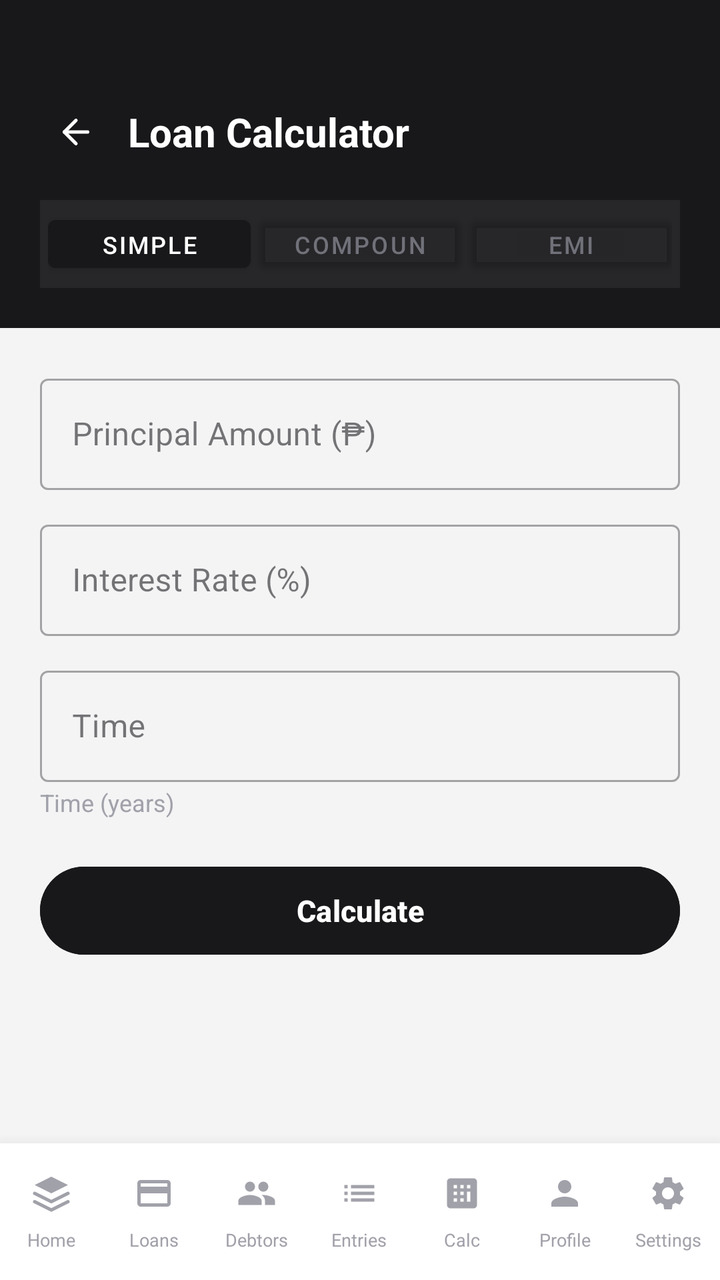
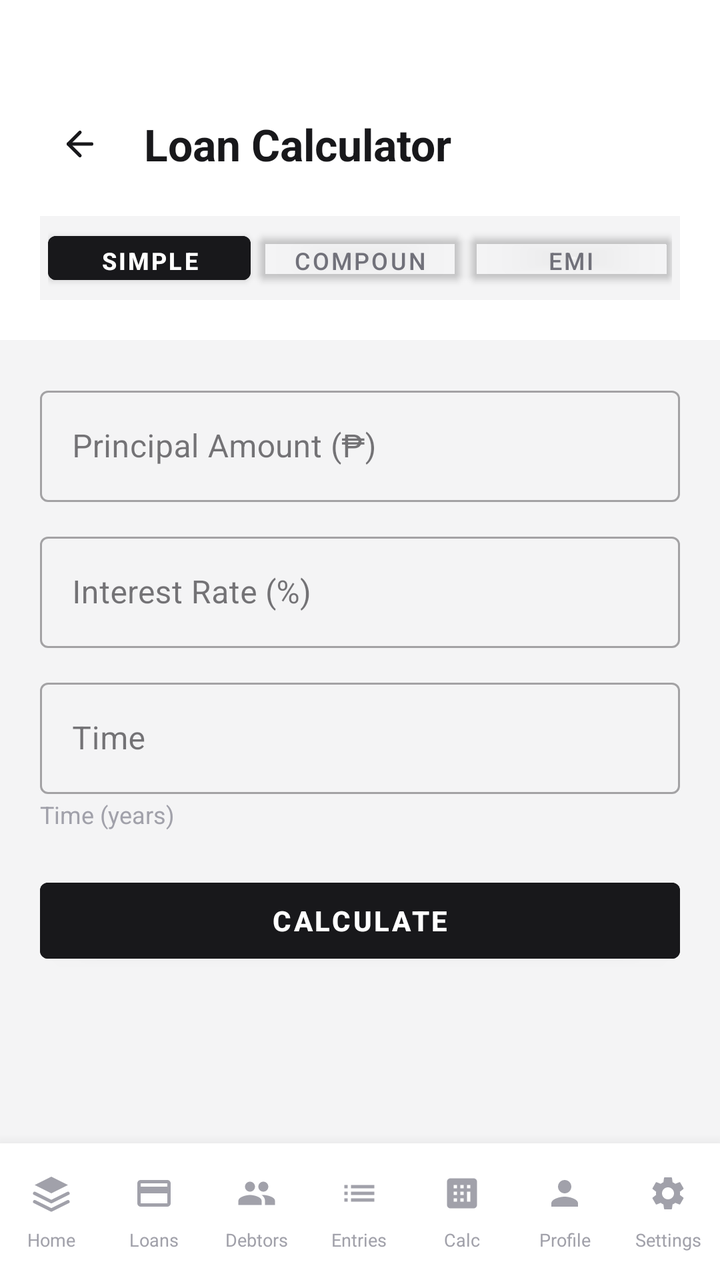

The first picture is an Android layout as it rendered before a commit; the second is the same layout after the commit. The layout source and the unified diff follow.
<!-- AndroidManifest.xml: application theme Theme.LoanBuddy -->
<!-- res/layout/activity_calculator.xml -->
<?xml version="1.0" encoding="utf-8"?>
<LinearLayout xmlns:android="http://schemas.android.com/apk/res/android"
    xmlns:app="http://schemas.android.com/apk/res-auto"
    android:layout_width="match_parent"
    android:layout_height="match_parent"
    android:background="@color/bg_page"
    android:orientation="vertical">

<ScrollView
    android:layout_width="match_parent"
    android:layout_height="0dp"
    android:layout_weight="1"
    android:background="@color/bg_page"
    android:fillViewport="true">

    <LinearLayout
        android:layout_width="match_parent"
        android:layout_height="wrap_content"
        android:orientation="vertical">

        
        <LinearLayout
            android:layout_width="match_parent"
            android:layout_height="wrap_content"
            android:background="@color/zinc_900"
            android:orientation="vertical"
            android:paddingHorizontal="20dp"
            android:paddingTop="48dp"
            android:paddingBottom="20dp">

            <LinearLayout
                android:layout_width="match_parent"
                android:layout_height="wrap_content"
                android:gravity="center_vertical"
                android:orientation="horizontal">

                <ImageButton
                    android:id="@+id/back_button"
                    android:layout_width="36dp"
                    android:layout_height="36dp"
                    android:background="?attr/selectableItemBackgroundBorderless"
                    android:src="@drawable/ic_arrow_left"
                    android:contentDescription="Back"
                    app:tint="@color/white" />

                <TextView
                    android:layout_width="0dp"
                    android:layout_height="wrap_content"
                    android:layout_weight="1"
                    android:layout_marginStart="8dp"
                    android:text="@string/calculator_title"
                    android:textColor="@color/white"
                    android:textSize="20sp"
                    android:textStyle="bold" />
            </LinearLayout>

            
            <LinearLayout
                android:layout_width="match_parent"
                android:layout_height="wrap_content"
                android:layout_marginTop="16dp"
                android:background="@color/zinc_800"
                android:orientation="horizontal"
                android:padding="4dp">

                <Button
                    android:id="@+id/tab_simple"
                    android:layout_width="0dp"
                    android:layout_height="36dp"
                    android:layout_weight="1"
                    android:backgroundTint="@color/zinc_900"
                    android:text="Simple"
                    android:textColor="@color/white"
                    android:textSize="12sp"
                    style="@style/Widget.MaterialComponents.Button" />

                <Button
                    android:id="@+id/tab_compound"
                    android:layout_width="0dp"
                    android:layout_height="36dp"
                    android:layout_weight="1"
                    android:layout_marginHorizontal="4dp"
                    android:backgroundTint="@android:color/transparent"
                    android:text="Compound"
                    android:textColor="@color/zinc_500"
                    android:textSize="12sp"
                    style="@style/Widget.MaterialComponents.Button" />

                <Button
                    android:id="@+id/tab_emi"
                    android:layout_width="0dp"
                    android:layout_height="36dp"
                    android:layout_weight="1"
                    android:backgroundTint="@android:color/transparent"
                    android:text="EMI"
                    android:textColor="@color/zinc_500"
                    android:textSize="12sp"
                    style="@style/Widget.MaterialComponents.Button" />
            </LinearLayout>
        </LinearLayout>

        
        <LinearLayout
            android:layout_width="match_parent"
            android:layout_height="wrap_content"
            android:orientation="vertical"
            android:padding="20dp">

            <com.google.android.material.textfield.TextInputLayout
                android:layout_width="match_parent"
                android:layout_height="wrap_content"
                android:hint="Principal Amount (₱)"
                style="@style/Widget.MaterialComponents.TextInputLayout.OutlinedBox">
                <com.google.android.material.textfield.TextInputEditText
                    android:id="@+id/input_principal"
                    android:layout_width="match_parent"
                    android:layout_height="wrap_content"
                    android:inputType="numberDecimal" />
            </com.google.android.material.textfield.TextInputLayout>

            <com.google.android.material.textfield.TextInputLayout
                android:layout_width="match_parent"
                android:layout_height="wrap_content"
                android:layout_marginTop="12dp"
                android:hint="Interest Rate (%)"
                style="@style/Widget.MaterialComponents.TextInputLayout.OutlinedBox">
                <com.google.android.material.textfield.TextInputEditText
                    android:id="@+id/input_rate"
                    android:layout_width="match_parent"
                    android:layout_height="wrap_content"
                    android:inputType="numberDecimal" />
            </com.google.android.material.textfield.TextInputLayout>

            <com.google.android.material.textfield.TextInputLayout
                android:layout_width="match_parent"
                android:layout_height="wrap_content"
                android:layout_marginTop="12dp"
                android:hint="Time"
                style="@style/Widget.MaterialComponents.TextInputLayout.OutlinedBox">
                <com.google.android.material.textfield.TextInputEditText
                    android:id="@+id/input_time"
                    android:layout_width="match_parent"
                    android:layout_height="wrap_content"
                    android:inputType="numberDecimal" />
            </com.google.android.material.textfield.TextInputLayout>

            <TextView
                android:id="@+id/label_time"
                android:layout_width="wrap_content"
                android:layout_height="wrap_content"
                android:layout_marginTop="2dp"
                android:text="Time (years)"
                android:textColor="@color/zinc_400"
                android:textSize="12sp" />

            
            <LinearLayout
                android:id="@+id/compound_freq_row"
                android:layout_width="match_parent"
                android:layout_height="wrap_content"
                android:layout_marginTop="12dp"
                android:orientation="vertical"
                android:visibility="gone">

                <com.google.android.material.textfield.TextInputLayout
                    android:layout_width="match_parent"
                    android:layout_height="wrap_content"
                    android:hint="Compounding Frequency / year (e.g. 12)"
                    style="@style/Widget.MaterialComponents.TextInputLayout.OutlinedBox">
                    <com.google.android.material.textfield.TextInputEditText
                        android:id="@+id/input_freq"
                        android:layout_width="match_parent"
                        android:layout_height="wrap_content"
                        android:inputType="numberDecimal"
                        android:text="12" />
                </com.google.android.material.textfield.TextInputLayout>
            </LinearLayout>

            
            <LinearLayout
                android:id="@+id/loan_term_row"
                android:layout_width="match_parent"
                android:layout_height="wrap_content"
                android:layout_marginTop="12dp"
                android:orientation="vertical"
                android:visibility="gone">

                <com.google.android.material.textfield.TextInputLayout
                    android:layout_width="match_parent"
                    android:layout_height="wrap_content"
                    android:hint="Loan Term (months)"
                    style="@style/Widget.MaterialComponents.TextInputLayout.OutlinedBox">
                    <com.google.android.material.textfield.TextInputEditText
                        android:id="@+id/input_months"
                        android:layout_width="match_parent"
                        android:layout_height="wrap_content"
                        android:inputType="numberDecimal" />
                </com.google.android.material.textfield.TextInputLayout>
            </LinearLayout>

            <Button
                android:id="@+id/calculate_button"
                android:layout_width="match_parent"
                android:layout_height="52dp"
                android:layout_marginTop="20dp"
                android:backgroundTint="@color/zinc_900"
                android:text="@string/calculate"
                android:textColor="@color/white"
                android:textSize="15sp"
                android:textStyle="bold" />

            
            <com.google.android.material.card.MaterialCardView
                android:id="@+id/result_card"
                android:layout_width="match_parent"
                android:layout_height="wrap_content"
                android:layout_marginTop="20dp"
                android:visibility="gone"
                app:cardBackgroundColor="@color/zinc_900"
                app:cardCornerRadius="14dp"
                app:cardElevation="0dp">

                <LinearLayout
                    android:layout_width="match_parent"
                    android:layout_height="wrap_content"
                    android:orientation="vertical"
                    android:padding="20dp">

                    <TextView
                        android:layout_width="wrap_content"
                        android:layout_height="wrap_content"
                        android:text="RESULT"
                        android:textColor="@color/zinc_400"
                        android:textSize="11sp"
                        android:textStyle="bold"
                        android:letterSpacing="0.1" />

                    <TextView
                        android:id="@+id/result_text"
                        android:layout_width="wrap_content"
                        android:layout_height="wrap_content"
                        android:layout_marginTop="8dp"
                        android:textColor="@color/white"
                        android:textSize="16sp"
                        android:lineSpacingExtra="6dp" />
                </LinearLayout>
            </com.google.android.material.card.MaterialCardView>

        </LinearLayout>
    </LinearLayout>
</ScrollView>

<include layout="@layout/layout_bottom_nav" />

</LinearLayout>
<!-- res/layout/layout_bottom_nav.xml (included above) -->
<?xml version="1.0" encoding="utf-8"?>
<LinearLayout xmlns:android="http://schemas.android.com/apk/res/android"
    xmlns:app="http://schemas.android.com/apk/res-auto"
    android:id="@+id/bottom_nav_container"
    android:layout_width="match_parent"
    android:layout_height="wrap_content"
    android:background="@color/white"
    android:elevation="12dp"
    android:orientation="horizontal"
    android:paddingTop="8dp"
    android:paddingBottom="12dp">

    
    <LinearLayout android:id="@+id/nav_home" android:layout_width="0dp" android:layout_height="wrap_content"
        android:layout_weight="1" android:gravity="center" android:orientation="vertical" android:padding="2dp">
        <FrameLayout android:id="@+id/nav_bg_home" android:layout_width="44dp" android:layout_height="30dp" android:gravity="center">
            <ImageView android:id="@+id/nav_icon_home" android:layout_width="20dp" android:layout_height="20dp"
                android:layout_gravity="center" android:src="@drawable/ic_home" app:tint="@color/zinc_400" />
        </FrameLayout>
        <TextView android:id="@+id/nav_label_home" android:layout_width="wrap_content" android:layout_height="wrap_content"
            android:text="Home" android:textSize="9sp" android:textColor="@color/zinc_400" android:layout_marginTop="2dp" />
    </LinearLayout>

    
    <LinearLayout android:id="@+id/nav_loans" android:layout_width="0dp" android:layout_height="wrap_content"
        android:layout_weight="1" android:gravity="center" android:orientation="vertical" android:padding="2dp">
        <FrameLayout android:id="@+id/nav_bg_loans" android:layout_width="44dp" android:layout_height="30dp" android:gravity="center">
            <ImageView android:id="@+id/nav_icon_loans" android:layout_width="20dp" android:layout_height="20dp"
                android:layout_gravity="center" android:src="@drawable/ic_loans" app:tint="@color/zinc_400" />
        </FrameLayout>
        <TextView android:id="@+id/nav_label_loans" android:layout_width="wrap_content" android:layout_height="wrap_content"
            android:text="Loans" android:textSize="9sp" android:textColor="@color/zinc_400" android:layout_marginTop="2dp" />
    </LinearLayout>

    
    <LinearLayout android:id="@+id/nav_debtors" android:layout_width="0dp" android:layout_height="wrap_content"
        android:layout_weight="1" android:gravity="center" android:orientation="vertical" android:padding="2dp">
        <FrameLayout android:id="@+id/nav_bg_debtors" android:layout_width="44dp" android:layout_height="30dp" android:gravity="center">
            <ImageView android:id="@+id/nav_icon_debtors" android:layout_width="20dp" android:layout_height="20dp"
                android:layout_gravity="center" android:src="@drawable/ic_debtors" app:tint="@color/zinc_400" />
        </FrameLayout>
        <TextView android:id="@+id/nav_label_debtors" android:layout_width="wrap_content" android:layout_height="wrap_content"
            android:text="Debtors" android:textSize="9sp" android:textColor="@color/zinc_400" android:layout_marginTop="2dp" />
    </LinearLayout>

    
    <LinearLayout android:id="@+id/nav_entries" android:layout_width="0dp" android:layout_height="wrap_content"
        android:layout_weight="1" android:gravity="center" android:orientation="vertical" android:padding="2dp">
        <FrameLayout android:id="@+id/nav_bg_entries" android:layout_width="44dp" android:layout_height="30dp" android:gravity="center">
            <ImageView android:id="@+id/nav_icon_entries" android:layout_width="20dp" android:layout_height="20dp"
                android:layout_gravity="center" android:src="@drawable/ic_entries" app:tint="@color/zinc_400" />
        </FrameLayout>
        <TextView android:id="@+id/nav_label_entries" android:layout_width="wrap_content" android:layout_height="wrap_content"
            android:text="Entries" android:textSize="9sp" android:textColor="@color/zinc_400" android:layout_marginTop="2dp" />
    </LinearLayout>

    
    <LinearLayout android:id="@+id/nav_calc" android:layout_width="0dp" android:layout_height="wrap_content"
        android:layout_weight="1" android:gravity="center" android:orientation="vertical" android:padding="2dp">
        <FrameLayout android:id="@+id/nav_bg_calc" android:layout_width="44dp" android:layout_height="30dp" android:gravity="center">
            <ImageView android:id="@+id/nav_icon_calc" android:layout_width="20dp" android:layout_height="20dp"
                android:layout_gravity="center" android:src="@drawable/ic_calc" app:tint="@color/zinc_400" />
        </FrameLayout>
        <TextView android:id="@+id/nav_label_calc" android:layout_width="wrap_content" android:layout_height="wrap_content"
            android:text="Calc" android:textSize="9sp" android:textColor="@color/zinc_400" android:layout_marginTop="2dp" />
    </LinearLayout>

    
    <LinearLayout android:id="@+id/nav_profile" android:layout_width="0dp" android:layout_height="wrap_content"
        android:layout_weight="1" android:gravity="center" android:orientation="vertical" android:padding="2dp">
        <FrameLayout android:id="@+id/nav_bg_profile" android:layout_width="44dp" android:layout_height="30dp" android:gravity="center">
            <ImageView android:id="@+id/nav_icon_profile" android:layout_width="20dp" android:layout_height="20dp"
                android:layout_gravity="center" android:src="@drawable/ic_user" app:tint="@color/zinc_400" />
        </FrameLayout>
        <TextView android:id="@+id/nav_label_profile" android:layout_width="wrap_content" android:layout_height="wrap_content"
            android:text="Profile" android:textSize="9sp" android:textColor="@color/zinc_400" android:layout_marginTop="2dp" />
    </LinearLayout>

    
    <LinearLayout android:id="@+id/nav_settings" android:layout_width="0dp" android:layout_height="wrap_content"
        android:layout_weight="1" android:gravity="center" android:orientation="vertical" android:padding="2dp">
        <FrameLayout android:id="@+id/nav_bg_settings" android:layout_width="44dp" android:layout_height="30dp" android:gravity="center">
            <ImageView android:id="@+id/nav_icon_settings" android:layout_width="20dp" android:layout_height="20dp"
                android:layout_gravity="center" android:src="@drawable/ic_settings" app:tint="@color/zinc_400" />
        </FrameLayout>
        <TextView android:id="@+id/nav_label_settings" android:layout_width="wrap_content" android:layout_height="wrap_content"
            android:text="Settings" android:textSize="9sp" android:textColor="@color/zinc_400" android:layout_marginTop="2dp" />
    </LinearLayout>

</LinearLayout>
<!-- resources referenced by this layout -->
<resources>
  <color name="bg_page">#F4F4F5</color>
  <color name="white">#FFFFFFFF</color>
  <color name="zinc_400">#A1A1AA</color>
  <color name="zinc_500">#71717A</color>
  <color name="zinc_800">#27272A</color>
  <color name="zinc_900">#18181B</color>
  <!-- drawable ic_arrow_left (drawable) -->
  <?xml version="1.0" encoding="utf-8"?>
  <vector xmlns:android="http://schemas.android.com/apk/res/android"
      android:width="20dp"
      android:height="20dp"
      android:viewportWidth="24"
      android:viewportHeight="24">
      <path
          android:pathData="M19,12H5"
          android:strokeWidth="2"
          android:strokeColor="#18181B"
          android:strokeLineCap="round"
          android:strokeLineJoin="round" />
      <path
          android:pathData="M12,19L5,12L12,5"
          android:strokeWidth="2"
          android:strokeColor="#18181B"
          android:strokeLineCap="round"
          android:strokeLineJoin="round" />
  </vector>
  <!-- drawable ic_calc (drawable) -->
  <?xml version="1.0" encoding="utf-8"?>
  <vector xmlns:android="http://schemas.android.com/apk/res/android"
      android:viewportWidth="24"
      android:viewportHeight="24"
      android:width="24dp"
      android:height="24dp">
      <path
          android:fillColor="#000000"
          android:pathData="M19,3H5C3.9,3 3,3.9 3,5v14c0,1.1 0.9,2 2,2h14c1.1,0 2,-0.9 2,-2V5C21,3.9 20.1,3 19,3zM9,17H7v-2h2v2zM9,13H7v-2h2v2zM9,9H7V7h2v2zM13,17h-2v-2h2v2zM13,13h-2v-2h2v2zM13,9h-2V7h2v2zM17,17h-2v-6h2v6zM17,9h-2V7h2v2z" />
  </vector>
  <!-- drawable ic_debtors (drawable) -->
  <?xml version="1.0" encoding="utf-8"?>
  <vector xmlns:android="http://schemas.android.com/apk/res/android"
      android:viewportWidth="24"
      android:viewportHeight="24"
      android:width="24dp"
      android:height="24dp">
      <path
          android:fillColor="#000000"
          android:pathData="M16,11c1.66,0 2.99,-1.34 2.99,-3S17.66,5 16,5c-1.66,0 -3,1.34 -3,3s1.34,3 3,3zM8,11c1.66,0 2.99,-1.34 2.99,-3S9.66,5 8,5C6.34,5 5,6.34 5,8s1.34,3 3,3zM8,13c-2.33,0 -7,1.17 -7,3.5V19h14v-2.5C15,14.17 10.33,13 8,13zM16,13c-0.29,0 -0.62,0.02 -0.97,0.05 1.16,0.84 1.97,1.97 1.97,3.45V19h6v-2.5C23,14.17 18.33,13 16,13z" />
  </vector>
  <!-- drawable ic_entries (drawable) -->
  <?xml version="1.0" encoding="utf-8"?>
  <vector xmlns:android="http://schemas.android.com/apk/res/android"
      android:viewportWidth="24"
      android:viewportHeight="24"
      android:width="24dp"
      android:height="24dp">
      <path
          android:fillColor="#000000"
          android:pathData="M3,13h2v-2H3v2zM3,17h2v-2H3v2zM3,9h2V7H3v2zM7,13h14v-2H7v2zM7,17h14v-2H7v2zM7,7v2h14V7H7z" />
  </vector>
  <!-- drawable ic_loans (drawable) -->
  <?xml version="1.0" encoding="utf-8"?>
  <vector xmlns:android="http://schemas.android.com/apk/res/android"
      android:viewportWidth="24"
      android:viewportHeight="24"
      android:width="24dp"
      android:height="24dp">
      <path
          android:fillColor="#000000"
          android:pathData="M20,4H4C2.89,4 2,4.89 2,6v12a2,2 0,0 0,2,2h16a2,2 0,0 0,2,-2V6C22,4.89 21.1,4 20,4zM20,18H4v-6h16v6zM20,8H4V6h16v2z" />
  </vector>
  <!-- drawable ic_user (drawable) -->
  <?xml version="1.0" encoding="utf-8"?>
  <vector xmlns:android="http://schemas.android.com/apk/res/android"
      android:width="22dp"
      android:height="22dp"
      android:viewportWidth="24"
      android:viewportHeight="24">
      <path
          android:pathData="M12,12C14.21,12 16,10.21 16,8C16,5.79 14.21,4 12,4C9.79,4 8,5.79 8,8C8,10.21 9.79,12 12,12ZM12,14C9.33,14 4,15.34 4,18V20H20V18C20,15.34 14.67,14 12,14Z"
          android:fillColor="@color/zinc_500" />
  </vector>
  <string name="calculate">Calculate</string>
  <string name="calculator_title">Loan Calculator</string>
  <style name="Theme.LoanBuddy" parent="Base.Theme.LoanBuddy" />
  <style name="Base.Theme.LoanBuddy" parent="Theme.Material3.DayNight.NoActionBar">
          
          
      </style>
  <!-- unchanged entries left out for length: 2 -->
</resources>

<!-- the commit's change to res/layout/activity_calculator.xml (unified diff, before → after) -->
@@ -22,10 +22,10 @@
         <LinearLayout
             android:layout_width="match_parent"
             android:layout_height="wrap_content"
-            android:background="@color/zinc_900"
+            android:background="@color/bg_card"
             android:orientation="vertical"
             android:paddingHorizontal="20dp"
-            android:paddingTop="48dp"
+            android:paddingTop="52dp"
             android:paddingBottom="20dp">
 
             <LinearLayout
@@ -36,21 +36,21 @@
 
                 <ImageButton
                     android:id="@+id/back_button"
-                    android:layout_width="36dp"
-                    android:layout_height="36dp"
+                    android:layout_width="40dp"
+                    android:layout_height="40dp"
                     android:background="?attr/selectableItemBackgroundBorderless"
                     android:src="@drawable/ic_arrow_left"
                     android:contentDescription="Back"
-                    app:tint="@color/white" />
+                    app:tint="@color/zinc_900" />
 
                 <TextView
                     android:layout_width="0dp"
                     android:layout_height="wrap_content"
                     android:layout_weight="1"
-                    android:layout_marginStart="8dp"
+                    android:layout_marginStart="12dp"
                     android:text="@string/calculator_title"
-                    android:textColor="@color/white"
-                    android:textSize="20sp"
+                    android:textColor="@color/zinc_900"
+                    android:textSize="22sp"
                     android:textStyle="bold" />
             </LinearLayout>
 
@@ -59,25 +59,26 @@
                 android:layout_width="match_parent"
                 android:layout_height="wrap_content"
                 android:layout_marginTop="16dp"
-                android:background="@color/zinc_800"
+                android:background="@color/zinc_100"
                 android:orientation="horizontal"
                 android:padding="4dp">
 
                 <Button
                     android:id="@+id/tab_simple"
                     android:layout_width="0dp"
-                    android:layout_height="36dp"
+                    android:layout_height="34dp"
                     android:layout_weight="1"
                     android:backgroundTint="@color/zinc_900"
                     android:text="Simple"
                     android:textColor="@color/white"
                     android:textSize="12sp"
+                    android:textStyle="bold"
                     style="@style/Widget.MaterialComponents.Button" />
 
                 <Button
                     android:id="@+id/tab_compound"
                     android:layout_width="0dp"
-                    android:layout_height="36dp"
+                    android:layout_height="34dp"
                     android:layout_weight="1"
                     android:layout_marginHorizontal="4dp"
                     android:backgroundTint="@android:color/transparent"
@@ -89,7 +90,7 @@
                 <Button
                     android:id="@+id/tab_emi"
                     android:layout_width="0dp"
-                    android:layout_height="36dp"
+                    android:layout_height="34dp"
                     android:layout_weight="1"
                     android:backgroundTint="@android:color/transparent"
                     android:text="EMI"
@@ -201,13 +202,14 @@
             <Button
                 android:id="@+id/calculate_button"
                 android:layout_width="match_parent"
-                android:layout_height="52dp"
+                android:layout_height="50dp"
                 android:layout_marginTop="20dp"
                 android:backgroundTint="@color/zinc_900"
                 android:text="@string/calculate"
                 android:textColor="@color/white"
-                android:textSize="15sp"
-                android:textStyle="bold" />
+                android:textSize="14sp"
+                android:textStyle="bold"
+                style="@style/Widget.MaterialComponents.Button" />
 
             
             <com.google.android.material.card.MaterialCardView
<!-- resource entries referenced after the edit -->
@@ -1,10 +1,11 @@
 <!-- resources referenced by this layout -->
 <resources>
+  <color name="bg_card">#FFFFFF</color>
   <color name="bg_page">#F4F4F5</color>
   <color name="white">#FFFFFFFF</color>
+  <color name="zinc_100">#F4F4F5</color>
   <color name="zinc_400">#A1A1AA</color>
   <color name="zinc_500">#71717A</color>
-  <color name="zinc_800">#27272A</color>
   <color name="zinc_900">#18181B</color>
   <!-- drawable ic_arrow_left (drawable) -->
   <?xml version="1.0" encoding="utf-8"?>
@@ -84,10 +85,7 @@
   <string name="calculate">Calculate</string>
   <string name="calculator_title">Loan Calculator</string>
   <style name="Theme.LoanBuddy" parent="Base.Theme.LoanBuddy" />
-  <style name="Base.Theme.LoanBuddy" parent="Theme.Material3.DayNight.NoActionBar">
-          
-          
-      </style>
+  <style name="Base.Theme.LoanBuddy" parent="Theme.Material3.DayNight.NoActionBar" />
   <!-- unchanged entries left out for length: 2 -->
 </resources>
 
